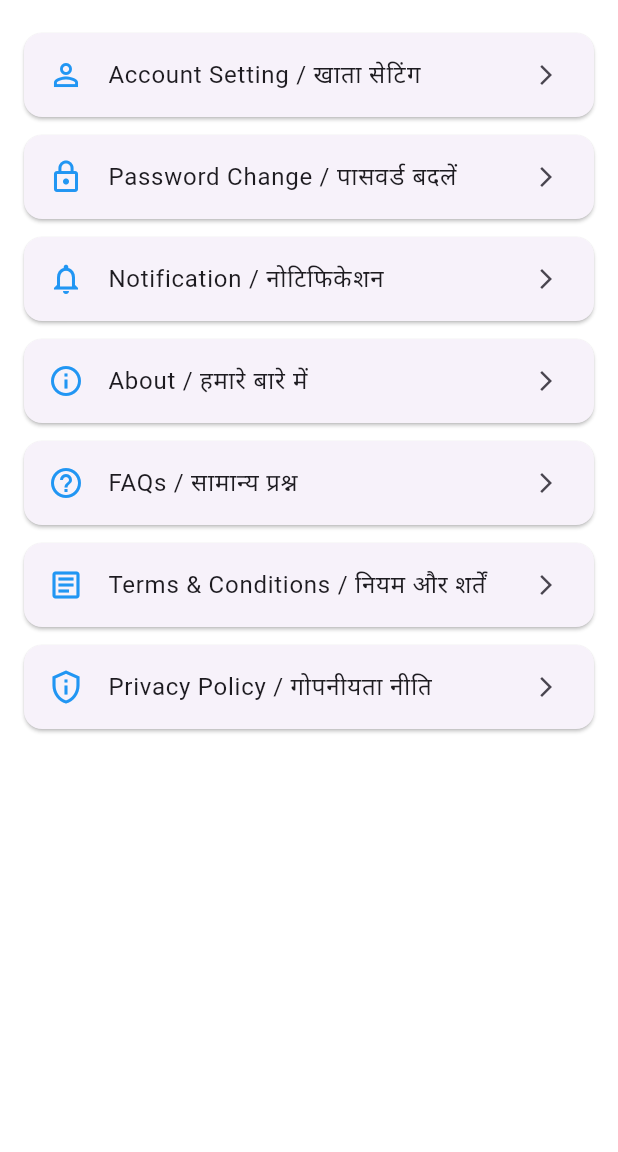
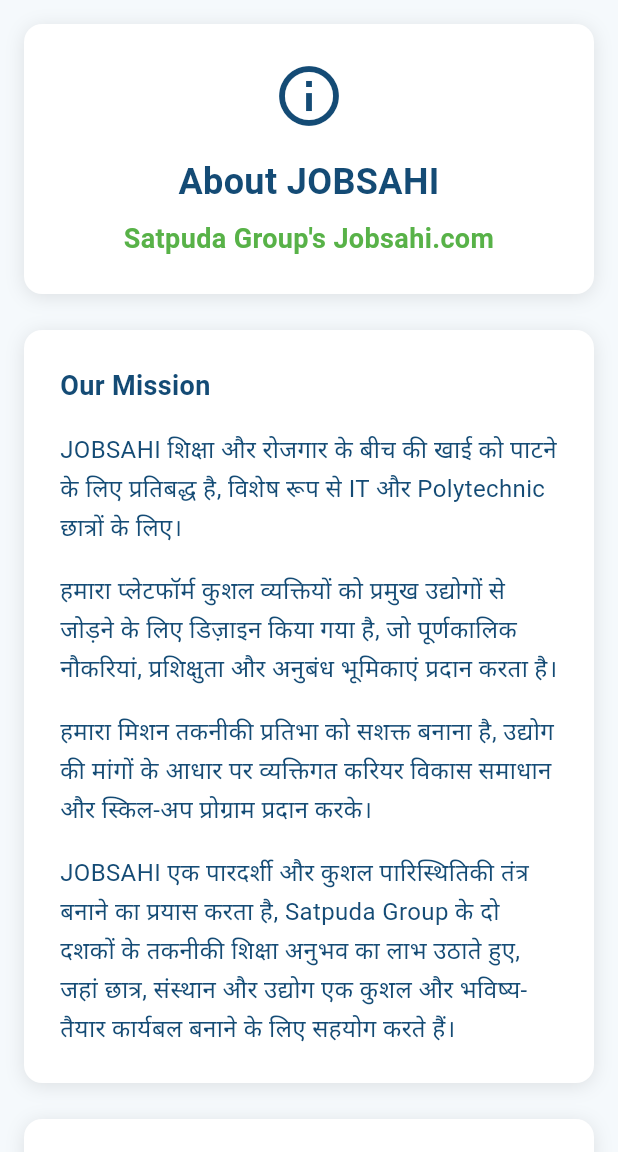
Before and after one commit to Poojadhameja/jobsahi-studentapp, a Flutter app: the SettingsPage screen opened by its route, after a tap on "About / हमारे बारे में", on a phone screen of 412 x 824 dp, the part 84-1236 px from its top. Run offline on Flutter 3.47's test engine with Material 3 defaults, Android fonts, the phone set to English and light mode, and no system bars.

Commit message:
abour us page cmplt on settings

```diff
--- /dev/null
+++ b/lib/pages/setting/about_page.dart
@@ -0,0 +1,327 @@
+import 'package:flutter/material.dart';
+import '../../utils/app_constants.dart';
+import '../../utils/navigation_service.dart';
+import '../../widgets/global/custom_app_bar.dart';
+
+class AboutPage extends StatelessWidget {
+  const AboutPage({super.key});
+
+  @override
+  Widget build(BuildContext context) {
+    return Scaffold(
+      backgroundColor: AppConstants.backgroundColor,
+      appBar: const CustomAppBar(
+        title: 'About/हमारे बारे में',
+        showBackButton: true,
+      ),
+      body: SingleChildScrollView(
+        padding: const EdgeInsets.all(AppConstants.defaultPadding),
+        child: Column(
+          crossAxisAlignment: CrossAxisAlignment.start,
+          children: [
+            // Main title section
+            _buildMainTitle(),
+            const SizedBox(height: AppConstants.largePadding),
+
+            // Content sections
+            _buildContentSection(),
+            const SizedBox(height: AppConstants.largePadding),
+
+            // Company info section
+            _buildCompanyInfo(),
+            const SizedBox(height: AppConstants.largePadding),
+
+            // Contact section
+            _buildContactSection(),
+            const SizedBox(height: AppConstants.largePadding),
+
+            // Back button
+            _buildBackButton(),
+          ],
+        ),
+      ),
+    );
+  }
+
+  Widget _buildMainTitle() {
+    return Container(
+      width: double.infinity,
+      padding: const EdgeInsets.all(AppConstants.largePadding),
+      decoration: BoxDecoration(
+        color: AppConstants.cardBackgroundColor,
+        borderRadius: BorderRadius.circular(AppConstants.borderRadius),
+        boxShadow: [
+          BoxShadow(
+            color: Colors.black.withOpacity(0.1),
+            blurRadius: 10,
+            offset: const Offset(0, 2),
+          ),
+        ],
+      ),
+      child: Column(
+        children: [
+          // Info icon
+          Icon(
+            Icons.info_outline,
+            size: 48,
+            color: AppConstants.primaryColor,
+          ),
+          const SizedBox(height: AppConstants.defaultPadding),
+
+          // Main title
+          Text(
+            'About JOBSAHI',
+            style: AppConstants.headingStyle.copyWith(
+              fontSize: 24,
+              fontWeight: FontWeight.bold,
+            ),
+            textAlign: TextAlign.center,
+          ),
+
+          const SizedBox(height: AppConstants.smallPadding),
+
+          // Subtitle
+          Text(
+            'Satpuda Group\'s Jobsahi.com',
+            style: TextStyle(
+              fontSize: 18,
+              fontWeight: FontWeight.w600,
+              color: AppConstants.secondaryColor,
+            ),
+            textAlign: TextAlign.center,
+          ),
+        ],
+      ),
+    );
+  }
+
+  Widget _buildContentSection() {
+    return Container(
+      width: double.infinity,
+      padding: const EdgeInsets.all(AppConstants.largePadding),
+      decoration: BoxDecoration(
+        color: AppConstants.cardBackgroundColor,
+        borderRadius: BorderRadius.circular(AppConstants.borderRadius),
+        boxShadow: [
+          BoxShadow(
+            color: Colors.black.withOpacity(0.1),
+            blurRadius: 10,
+            offset: const Offset(0, 2),
+          ),
+        ],
+      ),
+      child: Column(
+        crossAxisAlignment: CrossAxisAlignment.start,
+        children: [
+          Text(
+            'Our Mission',
+            style: AppConstants.subheadingStyle.copyWith(
+              color: AppConstants.primaryColor,
+            ),
+          ),
+          const SizedBox(height: AppConstants.defaultPadding),
+
+          // Mission content in Hindi
+          _buildMissionParagraph(
+            'JOBSAHI शिक्षा और रोजगार के बीच की खाई को पाटने के लिए प्रतिबद्ध है, '
+            'विशेष रूप से IT और Polytechnic छात्रों के लिए।'
+          ),
+
+          const SizedBox(height: AppConstants.defaultPadding),
+
+          _buildMissionParagraph(
+            'हमारा प्लेटफॉर्म कुशल व्यक्तियों को प्रमुख उद्योगों से जोड़ने के लिए '
+            'डिज़ाइन किया गया है, जो पूर्णकालिक नौकरियां, प्रशिक्षुता और अनुबंध भूमिकाएं प्रदान करता है।'
+          ),
+
+          const SizedBox(height: AppConstants.defaultPadding),
+
+          _buildMissionParagraph(
+            'हमारा मिशन तकनीकी प्रतिभा को सशक्त बनाना है, '
+            'उद्योग की मांगों के आधार पर व्यक्तिगत करियर विकास समाधान और '
+            'स्किल-अप प्रोग्राम प्रदान करके।'
+          ),
+
+          const SizedBox(height: AppConstants.defaultPadding),
+
+          _buildMissionParagraph(
+            'JOBSAHI एक पारदर्शी और कुशल पारिस्थितिकी तंत्र बनाने का प्रयास करता है, '
+            'Satpuda Group के दो दशकों के तकनीकी शिक्षा अनुभव का लाभ उठाते हुए, '
+            'जहां छात्र, संस्थान और उद्योग एक कुशल और भविष्य-तैयार कार्यबल '
+            'बनाने के लिए सहयोग करते हैं।'
+          ),
+        ],
+      ),
+    );
+  }
+
+  Widget _buildMissionParagraph(String text) {
+    return Text(
+      text,
+      style: AppConstants.bodyStyle.copyWith(
+        height: 1.6,
+        color: AppConstants.textPrimaryColor,
+      ),
+    );
+  }
+
+  Widget _buildCompanyInfo() {
+    return Container(
+      width: double.infinity,
+      padding: const EdgeInsets.all(AppConstants.largePadding),
+      decoration: BoxDecoration(
+        color: AppConstants.cardBackgroundColor,
+        borderRadius: BorderRadius.circular(AppConstants.borderRadius),
+        boxShadow: [
+          BoxShadow(
+            color: Colors.black.withOpacity(0.1),
+            blurRadius: 10,
+            offset: const Offset(0, 2),
+          ),
+        ],
+      ),
+      child: Column(
+        crossAxisAlignment: CrossAxisAlignment.start,
+        children: [
+          Text(
+            'Company Information',
+            style: AppConstants.subheadingStyle.copyWith(
+              color: AppConstants.primaryColor,
+            ),
+          ),
+          const SizedBox(height: AppConstants.defaultPadding),
+
+          _buildInfoRow('Company', 'Satpuda Group'),
+          _buildInfoRow('Founded', '2004'),
+          _buildInfoRow('Industry', 'Technical Education & Job Placement'),
+          _buildInfoRow('Headquarters', 'Central India'),
+          _buildInfoRow('Specialization', 'IT, Polytechnic, Skill Development'),
+        ],
+      ),
+    );
+  }
+
+  Widget _buildInfoRow(String label, String value) {
+    return Padding(
+      padding: const EdgeInsets.symmetric(vertical: AppConstants.smallPadding),
+      child: Row(
+        crossAxisAlignment: CrossAxisAlignment.start,
+        children: [
+          SizedBox(
+            width: 120,
+            child: Text(
+              '$label:',
+              style: AppConstants.bodyStyle.copyWith(
+                fontWeight: FontWeight.w600,
+                color: AppConstants.textSecondaryColor,
+              ),
+            ),
+          ),
+          Expanded(
+            child: Text(
+              value,
+              style: AppConstants.bodyStyle.copyWith(
+                color: AppConstants.textPrimaryColor,
+              ),
+            ),
+          ),
+        ],
+      ),
+    );
+  }
+
+  Widget _buildContactSection() {
+    return Container(
+      width: double.infinity,
+      padding: const EdgeInsets.all(AppConstants.largePadding),
+      decoration: BoxDecoration(
+        color: AppConstants.cardBackgroundColor,
+        borderRadius: BorderRadius.circular(AppConstants.borderRadius),
+        boxShadow: [
+          BoxShadow(
+            color: Colors.black.withOpacity(0.1),
+            blurRadius: 10,
+            offset: const Offset(0, 2),
+          ),
+        ],
+      ),
+      child: Column(
+        crossAxisAlignment: CrossAxisAlignment.start,
+        children: [
+          Text(
+            'Contact Information',
+            style: AppConstants.subheadingStyle.copyWith(
+              color: AppConstants.primaryColor,
+            ),
+          ),
+          const SizedBox(height: AppConstants.defaultPadding),
+
+          _buildContactRow(Icons.email_outlined, 'Email', 'info@jobsahi.com'),
+          _buildContactRow(Icons.phone_outlined, 'Phone', '+91 12345 67890'),
+          _buildContactRow(Icons.location_on_outlined, 'Address', 'Central India'),
+          _buildContactRow(Icons.language_outlined, 'Website', 'www.jobsahi.com'),
+        ],
+      ),
+    );
+  }
+
+  Widget _buildContactRow(IconData icon, String label, String value) {
+    return Padding(
+      padding: const EdgeInsets.symmetric(vertical: AppConstants.smallPadding),
+      child: Row(
+        children: [
+          Icon(
+            icon,
+            color: AppConstants.secondaryColor,
+            size: 20,
+          ),
+          const SizedBox(width: AppConstants.smallPadding),
+          Expanded(
+            child: Column(
+              crossAxisAlignment: CrossAxisAlignment.start,
+              children: [
+                Text(
+                  label,
+                  style: AppConstants.captionStyle.copyWith(
+                    fontWeight: FontWeight.w600,
+                    color: AppConstants.textSecondaryColor,
+                  ),
+                ),
+                Text(
+                  value,
+                  style: AppConstants.bodyStyle.copyWith(
+                    color: AppConstants.textPrimaryColor,
+                  ),
+                ),
+              ],
+            ),
+          ),
+        ],
+      ),
+    );
+  }
+
+  Widget _buildBackButton() {
+    return Center(
+      child: SizedBox(
+        width: double.infinity,
+        child: OutlinedButton(
+          onPressed: () => NavigationService.goBack(),
+          style: OutlinedButton.styleFrom(
+            padding: const EdgeInsets.symmetric(vertical: AppConstants.defaultPadding),
+            side: BorderSide(color: AppConstants.secondaryColor),
+            shape: RoundedRectangleBorder(
+              borderRadius: BorderRadius.circular(AppConstants.borderRadius),
+            ),
+          ),
+          child: Text(
+            'BACK',
+            style: AppConstants.buttonTextStyle.copyWith(
+              color: AppConstants.secondaryColor,
+            ),
+          ),
+        ),
+      ),
+    );
+  }
+}
--- a/lib/pages/setting/settings.dart
+++ b/lib/pages/setting/settings.dart
@@ -2,6 +2,7 @@ import 'package:flutter/material.dart';
 import '../../utils/navigation_service.dart';
 import '../../widgets/global/custom_app_bar.dart';
 import '../../auth/enter_new_password.dart';
+import 'about_page.dart';
 
 class SettingsPage extends StatelessWidget {
   const SettingsPage({super.key});
@@ -48,7 +49,9 @@ class SettingsPage extends StatelessWidget {
             icon: Icons.info_outline,
             title: 'About / हमारे बारे में',
             onTap: () {
-              // TODO: Navigate to About Page
+              NavigationService.smartNavigate(
+                destination: const AboutPage(),
+              );
             },
           ),
           _buildSettingItem(
--- a/lib/utils/navigation_service.dart
+++ b/lib/utils/navigation_service.dart
@@ -35,7 +35,7 @@ import '../pages/setting/settings.dart'; // Course screens
 import '../pages/courses/learning_center.dart';
 import '../pages/courses/course_details.dart';
 import '../pages/courses/saved_courses.dart';
-
+import '../pages/setting/about_page.dart';
 // Import data classes
 import '../data/job_data.dart';
 
@@ -221,6 +221,8 @@ class NavigationService {
         return RouteNames.userProfile;
       case 'SettingsPage':
         return RouteNames.settings;
+      case 'AboutPage':
+        return RouteNames.about;
 
       case 'LearningCenterPage':
         return RouteNames.learningCenter;
@@ -420,12 +422,13 @@ class RouteNames {
   static const String location2 = '/enter-location';
   static const String profile = '/profile';
   static const String userProfile = '/user-profile';
+  static const String settings = '/settings';
+  static const String about = '/about';
 
   // Course screens
   static const String learningCenter = '/learning-center';
   static const String courseDetails = '/course-details';
   static const String savedCourses = '/saved-courses';
-  static const String settings = '/settings';
 }
 
 /// Route Generator
@@ -537,6 +540,8 @@ class RouteGenerator {
         return MaterialPageRoute(builder: (_) => const UserProfileScreen());
       case RouteNames.settings:
         return MaterialPageRoute(builder: (_) => const SettingsPage());
+      case RouteNames.about:
+        return MaterialPageRoute(builder: (_) => const AboutPage());
 
       case RouteNames.learningCenter:
         return MaterialPageRoute(builder: (_) => const LearningCenterPage());
```
Also changed, not shown: pubspec.lock, 2 other files.
